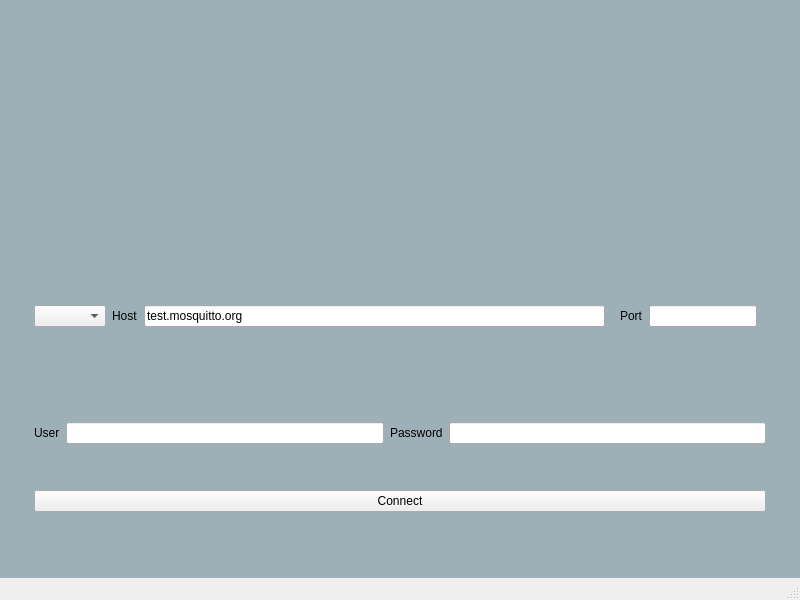
This is src/view/ui/login.ui in vsokolov00/mqtt-explorer as Qt 5 draws it before an edit. The edited form follows.
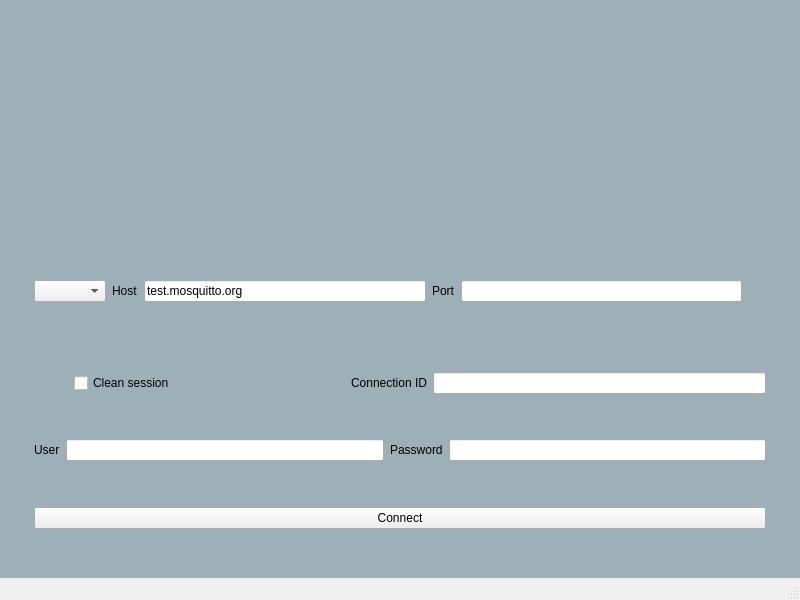
This is the edited form. Icons and pictures are not drawn.

Commit message: Login window - new widgets

```diff
--- a/src/view/ui/login.ui
+++ b/src/view/ui/login.ui
@@ -128,6 +128,16 @@
              </property>
             </widget>
            </item>
+           <item>
+            <widget class="QLabel" name="label_2">
+             <property name="text">
+              <string>Port</string>
+             </property>
+            </widget>
+           </item>
+           <item>
+            <widget class="QLineEdit" name="port"/>
+           </item>
            <item>
             <widget class="QWidget" name="horizontalWidget_4" native="true">
              <property name="sizePolicy">
@@ -138,26 +148,94 @@
              </property>
              <property name="minimumSize">
               <size>
-               <width>100</width>
-               <height>200</height>
+               <width>1</width>
+               <height>150</height>
               </size>
              </property>
-             <layout class="QHBoxLayout" name="horizontalLayout_5">
-              <item>
-               <widget class="QLabel" name="label_2">
-                <property name="text">
-                 <string>Port</string>
-                </property>
-               </widget>
-              </item>
-              <item>
-               <widget class="QLineEdit" name="port"/>
-              </item>
-             </layout>
+             <layout class="QHBoxLayout" name="horizontalLayout_5"/>
             </widget>
            </item>
           </layout>
          </item>
+         <item>
+          <layout class="QHBoxLayout" name="horizontalLayout_6">
+           <property name="leftMargin">
+            <number>0</number>
+           </property>
+           <property name="topMargin">
+            <number>0</number>
+           </property>
+           <item>
+            <spacer name="horizontalSpacer_2">
+             <property name="orientation">
+              <enum>Qt::Horizontal</enum>
+             </property>
+             <property name="sizeType">
+              <enum>QSizePolicy::Fixed</enum>
+             </property>
+             <property name="sizeHint" stdset="0">
+              <size>
+               <width>40</width>
+               <height>20</height>
+              </size>
+             </property>
+            </spacer>
+           </item>
+           <item>
+            <widget class="QCheckBox" name="clean_session">
+             <property name="text">
+              <string>Clean session</string>
+             </property>
+            </widget>
+           </item>
+           <item>
+            <layout class="QHBoxLayout" name="horizontalLayout_8">
+             <property name="leftMargin">
+              <number>0</number>
+             </property>
+             <item>
+              <spacer name="horizontalSpacer">
+               <property name="orientation">
+                <enum>Qt::Horizontal</enum>
+               </property>
+               <property name="sizeType">
+                <enum>QSizePolicy::Preferred</enum>
+               </property>
+               <property name="sizeHint" stdset="0">
+                <size>
+                 <width>170</width>
+                 <height>20</height>
+                </size>
+               </property>
+              </spacer>
+             </item>
+             <item>
+              <widget class="QLabel" name="label_5">
+               <property name="text">
+                <string>Connection ID</string>
+               </property>
+              </widget>
+             </item>
+             <item>
+              <widget class="QLineEdit" name="connection_id"/>
+             </item>
+            </layout>
+           </item>
+          </layout>
+         </item>
+         <item>
+          <spacer name="verticalSpacer_5">
+           <property name="orientation">
+            <enum>Qt::Vertical</enum>
+           </property>
+           <property name="sizeHint" stdset="0">
+            <size>
+             <width>20</width>
+             <height>40</height>
+            </size>
+           </property>
+          </spacer>
+         </item>
          <item>
           <layout class="QHBoxLayout" name="horizontalLayout_7">
            <item>
```
The commit also changes 1 other file.
